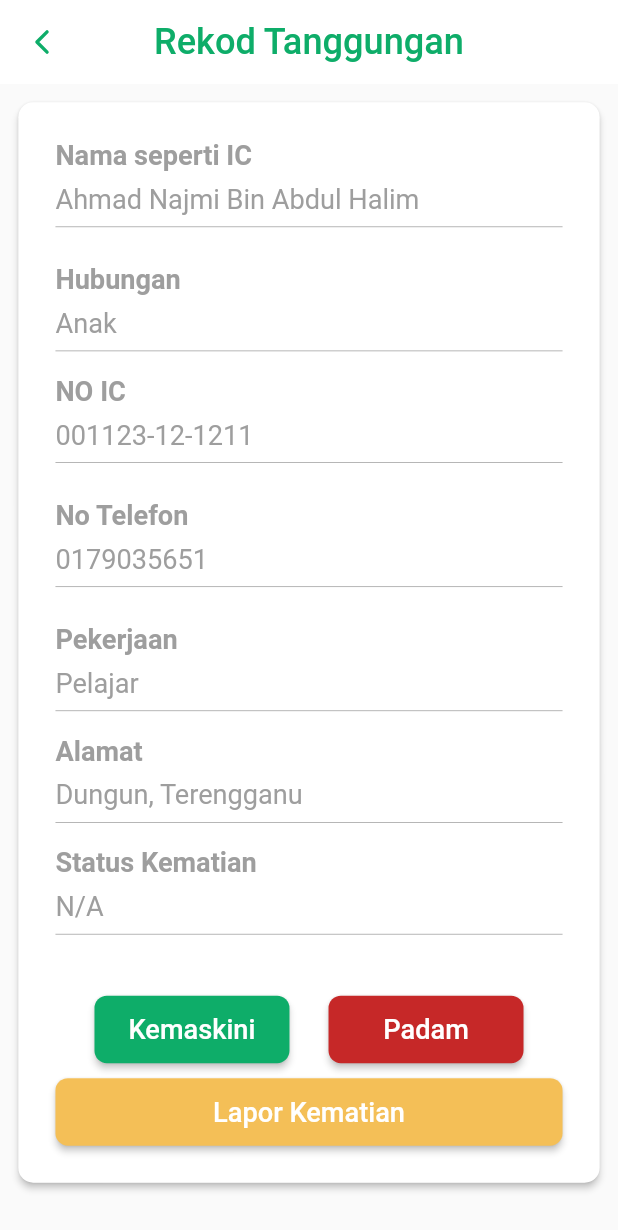
After one commit to Addin15/my_khairat, a Flutter app: the ViewDependent screen opened directly, on a phone screen of 412 x 824 dp. The commit adds this screen. Shown: the top 1230 px of the screen. Run offline on Flutter 3.47's test engine with Material 2 defaults, Android fonts, the phone set to English and light mode, and no system bars; our stand-ins replace carousel_slider, flutter_secure_storage, flutter_spinkit, google_fonts, hive, hive_flutter and 3 more; accounts and stored records are empty; network calls fail; Roboto replaces fonts that are missing (Ubuntu).

Commit message:
ui for view dependent

```diff
--- a/lib/pages/dependent/dependent.dart
+++ b/lib/pages/dependent/dependent.dart
@@ -5,6 +5,7 @@ import 'package:flutter/material.dart';
 import 'package:my_khairat/DAO/dependent_dao.dart';
 import 'package:my_khairat/DAO/user_dao.dart';
 import 'package:my_khairat/models/dependent.dart';
+import 'package:my_khairat/pages/dependent/view_dependent.dart';
 import 'package:my_khairat/styles/app_color.dart';
 import 'package:provider/provider.dart';
 import 'package:sizer/sizer.dart';
@@ -57,13 +58,24 @@ class _DependentState extends State<Dependent> {
                     itemBuilder: (context, index) {
                       return Container(
                         height: 70,
+                        child: GestureDetector(
+                          onTap: () {
+                            Navigator.push(
+                            context,
+                            MaterialPageRoute(
+                             builder: (context) => ViewDependent(),
+                            ));
+},
                           child: Card(
+
                             color: dependents[index].death_status==null ? Colors.white : Colors.grey,
                             elevation: 5,
                             margin: EdgeInsets.symmetric(horizontal: 3.w),
                             shape: RoundedRectangleBorder(
                               borderRadius: BorderRadius.circular(12.sp),
+
                             ),
+
                             child: Container(
                               decoration: BoxDecoration(
                                 borderRadius: BorderRadius.circular(12.sp),
@@ -99,6 +111,7 @@ class _DependentState extends State<Dependent> {
                               ),
                             ),
                           ),
+                        ),
                       );
                     },
                   ),
--- /dev/null
+++ b/lib/pages/dependent/view_dependent.dart
@@ -0,0 +1,276 @@
+import 'package:flutter/material.dart';
+import 'package:flutter/src/foundation/key.dart';
+import 'package:flutter/src/widgets/framework.dart';
+import 'package:my_khairat/models/user.dart';
+import 'package:my_khairat/styles/app_color.dart';
+import 'package:my_khairat/DAO/user_dao.dart';
+import 'package:my_khairat/styles/custom_text_button.dart';
+import 'package:sizer/sizer.dart';
+
+class ViewDependent extends StatefulWidget {
+  const ViewDependent({Key? key}) : super(key: key);
+
+
+
+  @override
+  State<ViewDependent> createState() => _ViewDependentState();
+}
+
+class _ViewDependentState extends State<ViewDependent> {
+  @override
+  Widget build(BuildContext context) {
+    return Scaffold(
+      appBar: customAppBar(
+        context: context,
+        title: Text(
+          'Rekod Tanggungan',
+          style: TextStyle(
+            color: AppColor.primary,
+          ),
+        ),
+      ),
+      body: Container(
+        padding: EdgeInsets.all(1.h),
+        width: double.infinity,
+        child: SingleChildScrollView(
+          child: Column(
+            children: [
+              Card(
+                elevation: 2,
+                color: Colors.white,
+                shadowColor: Colors.black,
+                shape:
+                    RoundedRectangleBorder(borderRadius: BorderRadius.circular(10)),
+                child: Column(
+                  mainAxisAlignment: MainAxisAlignment.start,
+                  crossAxisAlignment: CrossAxisAlignment.start,
+                  children: [
+                    Container(
+                      padding: EdgeInsets.all(3.h),
+                      child: Column(
+                        mainAxisAlignment: MainAxisAlignment.start,
+                        crossAxisAlignment: CrossAxisAlignment.start,
+                        children: [
+                          Text(
+                            "Nama seperti IC",
+                            style: TextStyle(
+                                fontWeight: FontWeight.bold, color: Colors.grey),
+                          ),
+                          SizedBox(
+                            height: 1.h,
+                          ),
+                          Text(
+                            "Ahmad Najmi Bin Abdul Halim",
+                            style: TextStyle(color: Colors.grey),
+                          ),
+                          Divider(
+                            color: Colors.grey,
+                            thickness: 0.5,
+                          ),
+                          SizedBox(
+                            height: 2.h,
+                          ),
+                          Text(
+                            "Hubungan",
+                            style: TextStyle(
+                                fontWeight: FontWeight.bold, color: Colors.grey),
+                          ),
+                          SizedBox(
+                            height: 1.h,
+                          ),
+                          Text(
+                            "Anak",
+                            style: TextStyle(color: Colors.grey),
+                          ),
+                          Divider(
+                            color: Colors.grey,
+                            thickness: 0.5,
+                          ),
+                          SizedBox(
+                            height: 1.h,
+                          ),
+                          Text(
+                            "NO IC",
+                            style: TextStyle(
+                                fontWeight: FontWeight.bold, color: Colors.grey),
+                          ),
+                          SizedBox(
+                            height: 1.h,
+                          ),
+                          Text(
+                            "001123-12-1211",
+                            style: TextStyle(color: Colors.grey),
+                          ),
+                          Divider(
+                            color: Colors.grey,
+                            thickness: 0.5,
+                          ),
+                          SizedBox(
+                            height: 2.h,
+                          ),
+                          Text(
+                            "No Telefon",
+                            style: TextStyle(
+                                fontWeight: FontWeight.bold, color: Colors.grey),
+                          ),
+                          SizedBox(
+                            height: 1.h,
+                          ),
+                          Text(
+                            "0179035651",
+                            style: TextStyle(color: Colors.grey),
+                          ),
+                          Divider(
+                            color: Colors.grey,
+                            thickness: 0.5,
+                          ),
+                          SizedBox(
+                            height: 2.h,
+                          ),
+                          Text(
+                            "Pekerjaan",
+                            style: TextStyle(
+                                fontWeight: FontWeight.bold, color: Colors.grey),
+                          ),
+                          SizedBox(
+                            height: 1.h,
+                          ),
+                          Text(
+                            "Pelajar",
+                            style: TextStyle(color: Colors.grey),
+                          ),
+                          Divider(
+                            color: Colors.grey,
+                            thickness: 0.5,
+                          ),
+                          SizedBox(
+                            height: 1.h,
+                          ),
+                          Text(
+                            "Alamat",
+                            style: TextStyle(
+                                fontWeight: FontWeight.bold, color: Colors.grey),
+                          ),
+                          SizedBox(
+                            height: 1.h,
+                          ),
+                          Text(
+                            "Dungun, Terengganu",
+                            style: TextStyle(color: Colors.grey),
+                          ),
+                          Divider(
+                            color: Colors.grey,
+                            thickness: 0.5,
+                          ),
+                          SizedBox(
+                            height: 1.h,
+                          ),
+                          Text(
+                            "Status Kematian",
+                            style: TextStyle(
+                                fontWeight: FontWeight.bold, color: Colors.grey),
+                          ),
+                          SizedBox(
+                            height: 1.h,
+                          ),
+                          Text(
+                            "N/A",
+                            style: TextStyle(color: Colors.grey),
+                          ),
+                          Divider(
+                            color: Colors.grey,
+                            thickness: 0.5,
+                          ),
+                          SizedBox(
+                            height: 1.h,
+                          ),
+                          SizedBox(
+                            height: 1.h,
+                          ),
+                          /*GestureDetector(
+                            onTap: () async {
+                              await showDialog(
+                                  context: context, builder: (_) => ImageDialog());
+                            },
+                            child: Image.network(
+                              'https://i.pinimg.com/236x/f7/2c/7e/f72c7e5e75ae1737feff8ef29d34cc73.jpg',
+                              height: 30.h,
+                              fit: BoxFit.fill,
+                            ),
+                          ),*/
+                          SizedBox(
+                            height: 2.h,
+                          ),
+                          Row(
+                            mainAxisAlignment: MainAxisAlignment.spaceEvenly,
+                            crossAxisAlignment: CrossAxisAlignment.center,
+                            children: [
+                              SizedBox(
+                                height:45, //height of button
+                                width:130,
+                                child: ElevatedButton(
+                                  onPressed: () {},
+                                  child: Text("Kemaskini"),
+                                  style: ButtonStyle(
+                                    backgroundColor:
+                                        MaterialStateProperty.all(AppColor.primary),
+                                    shape: MaterialStateProperty.all(
+                                      RoundedRectangleBorder(
+                                          borderRadius: BorderRadius.circular(1.h)),
+                                    ),
+                                  ),
+                                ),
+                              ),
+                              SizedBox(
+                                height:45, //height of button
+                                width:130, //width of button
+                                child: ElevatedButton(
+                                  onPressed: () {},
+                                  child: Text("Padam"),
+                                  style: ButtonStyle(
+                                    backgroundColor:
+                                        MaterialStateProperty.all(Colors.red[800]),
+                                    shape: MaterialStateProperty.all(
+                                      RoundedRectangleBorder(
+                                          borderRadius: BorderRadius.circular(1.h)),
+
+                                    ),
+                                  ),
+                                ),
+                              ),
+                            ],
+
+                          ),
+                          SizedBox(
+                            height:10, //height of button
+                            width:100,
+                          ),
+                          SizedBox(
+                                height:45, //height of button
+                                width:double.infinity,
+                                child: ElevatedButton(
+                                  onPressed: () {},
+                                  child: Text("Lapor Kematian"),
+                                  style: ButtonStyle(
+                                    backgroundColor:
+                                        MaterialStateProperty.all(Color.fromARGB(255, 244, 191, 87)),
+                                    shape: MaterialStateProperty.all(
+                                      RoundedRectangleBorder(
+                                          borderRadius: BorderRadius.circular(1.h)),
+                                    ),
+                                  ),
+                                ),
+                              )
+                        ],
+                      ),
+                    ),
+                  ],
+                ),
+              ),
+            ],
+          ),
+        ),
+      ),
+    );
+  }
+}
```
Lines whose indentation alone changed are shown as unchanged.
